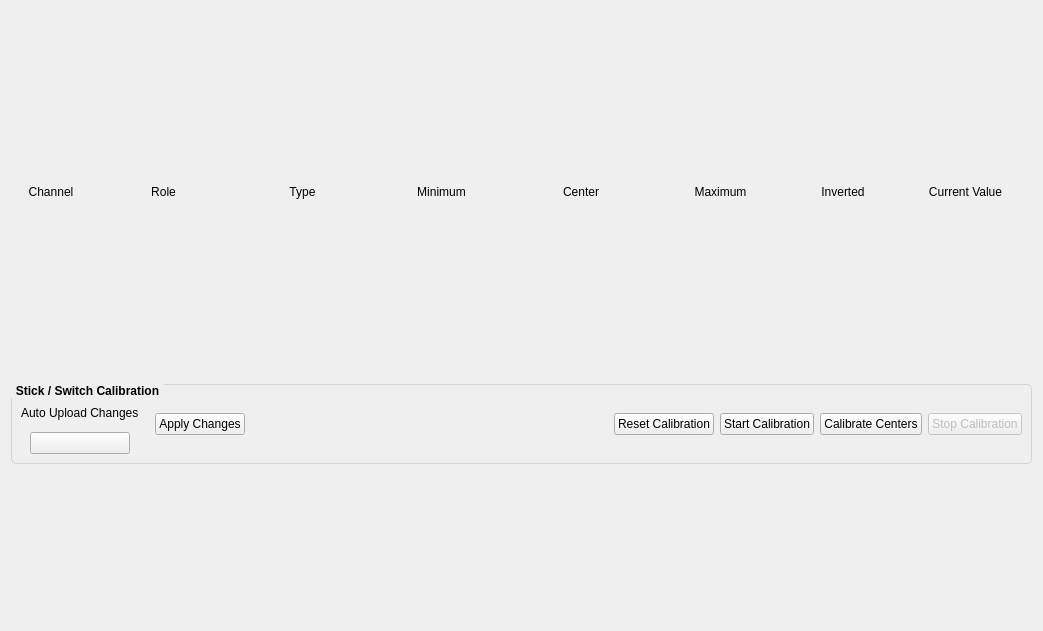
Qt form ui_rc_input.ui (korken89/kfly_gui) before a commit.
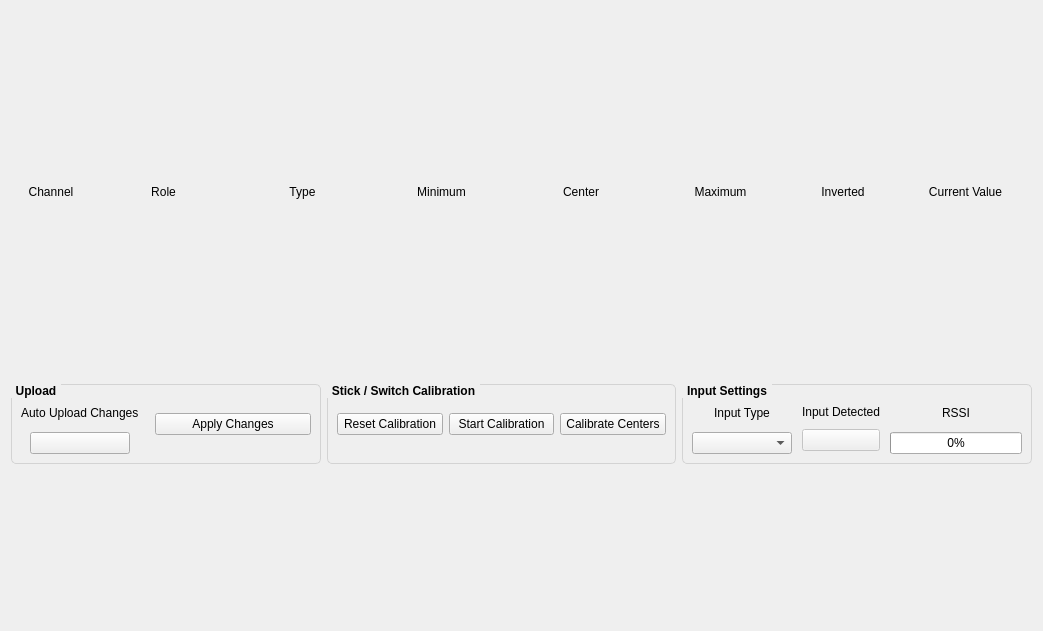
The same form after that commit. Custom widgets are drawn as their Qt base class.

Commit message: Fixes with input/output

```diff
--- a/ui_rc_input.ui
+++ b/ui_rc_input.ui
@@ -213,16 +213,18 @@
     <layout class="QVBoxLayout" name="layoutChannels"/>
    </item>
    <item>
-    <widget class="QGroupBox" name="groupBox">
-     <property name="sizePolicy">
-      <sizepolicy hsizetype="Preferred" vsizetype="Minimum">
-       <horstretch>0</horstretch>
-       <verstretch>0</verstretch>
-      </sizepolicy>
+    <layout class="QHBoxLayout" name="horizontalLayout_4">
+     <item>
+      <widget class="QGroupBox" name="groupBox_3">
+       <property name="minimumSize">
+        <size>
+         <width>280</width>
+         <height>0</height>
+        </size>
      </property>
      <property name="maximumSize">
       <size>
-       <width>16777215</width>
+         <width>310</width>
        <height>80</height>
       </size>
      </property>
@@ -246,9 +248,9 @@
 }</string>
      </property>
      <property name="title">
-      <string>Stick / Switch Calibration</string>
-     </property>
-     <layout class="QHBoxLayout" name="horizontalLayout_2">
+        <string>Upload</string>
+       </property>
+       <layout class="QHBoxLayout" name="horizontalLayout_6">
       <item>
        <layout class="QVBoxLayout" name="verticalLayout_2">
         <property name="spacing">
@@ -290,19 +292,46 @@
         </property>
        </widget>
       </item>
+       </layout>
+      </widget>
+     </item>
       <item>
-       <spacer name="horizontalSpacer">
-        <property name="orientation">
-         <enum>Qt::Horizontal</enum>
-        </property>
-        <property name="sizeHint" stdset="0">
+      <widget class="QGroupBox" name="groupBox">
+       <property name="sizePolicy">
+        <sizepolicy hsizetype="Preferred" vsizetype="Minimum">
+         <horstretch>0</horstretch>
+         <verstretch>0</verstretch>
+        </sizepolicy>
+       </property>
+       <property name="maximumSize">
          <size>
-          <width>40</width>
-          <height>20</height>
-         </size>
-        </property>
-       </spacer>
-      </item>
+         <width>16777215</width>
+         <height>80</height>
+        </size>
+       </property>
+       <property name="font">
+        <font>
+         <weight>75</weight>
+         <bold>true</bold>
+        </font>
+       </property>
+       <property name="styleSheet">
+        <string notr="true">QGroupBox { 
+  border: 1px solid lightgray; 
+  border-radius: 5px;
+  margin-top: 1ex;
+}
+
+QGroupBox::title {
+    subcontrol-origin: margin;
+    subcontrol-position: top left;
+    padding: 0 3px;
+}</string>
+       </property>
+       <property name="title">
+        <string>Stick / Switch Calibration</string>
+       </property>
+       <layout class="QHBoxLayout" name="horizontalLayout_2">
       <item>
        <widget class="QPushButton" name="buttonResetCal">
         <property name="text">
@@ -324,18 +353,138 @@
         </property>
        </widget>
       </item>
+       </layout>
+      </widget>
+     </item>
       <item>
-       <widget class="QPushButton" name="buttonStopCal">
+      <widget class="QGroupBox" name="groupBox_2">
+       <property name="minimumSize">
+        <size>
+         <width>0</width>
+         <height>0</height>
+        </size>
+       </property>
+       <property name="maximumSize">
+        <size>
+         <width>350</width>
+         <height>80</height>
+        </size>
+       </property>
+       <property name="font">
+        <font>
+         <weight>75</weight>
+         <bold>true</bold>
+        </font>
+       </property>
+       <property name="styleSheet">
+        <string notr="true">QGroupBox { 
+  border: 1px solid lightgray; 
+  border-radius: 5px;
+  margin-top: 1ex;
+}
+
+QGroupBox::title {
+    subcontrol-origin: margin;
+    subcontrol-position: top left;
+    padding: 0 3px;
+}</string>
+       </property>
+       <property name="title">
+        <string>Input Settings</string>
+       </property>
+       <layout class="QVBoxLayout" name="verticalLayout_3">
+        <item>
+         <layout class="QHBoxLayout" name="horizontalLayout_5">
+          <property name="spacing">
+           <number>10</number>
+          </property>
+          <item>
+           <layout class="QVBoxLayout" name="verticalLayout_4">
+            <property name="spacing">
+             <number>0</number>
+            </property>
+            <item>
+             <widget class="QLabel" name="label_10">
+              <property name="text">
+               <string>Input Type</string>
+              </property>
+              <property name="alignment">
+               <set>Qt::AlignCenter</set>
+              </property>
+             </widget>
+            </item>
+            <item>
+             <widget class="QComboBox" name="boxInputType">
+              <property name="minimumSize">
+               <size>
+                <width>100</width>
+                <height>0</height>
+               </size>
+              </property>
+             </widget>
+            </item>
+           </layout>
+          </item>
+          <item>
+           <layout class="QVBoxLayout" name="verticalLayout_5">
+            <property name="spacing">
+             <number>0</number>
+            </property>
+            <property name="bottomMargin">
+             <number>3</number>
+            </property>
+            <item>
+             <widget class="QLabel" name="label_11">
+              <property name="text">
+               <string>Input Detected</string>
+              </property>
+              <property name="alignment">
+               <set>Qt::AlignCenter</set>
+              </property>
+             </widget>
+            </item>
+            <item>
+             <widget class="sliderbox" name="buttonInputDetected">
         <property name="enabled">
          <bool>false</bool>
         </property>
         <property name="text">
-         <string>Stop Calibration</string>
+               <string/>
         </property>
        </widget>
       </item>
      </layout>
-    </widget>
+          </item>
+          <item>
+           <layout class="QVBoxLayout" name="verticalLayout_6">
+            <property name="spacing">
+             <number>0</number>
+            </property>
+            <item>
+             <widget class="QLabel" name="label_12">
+              <property name="text">
+               <string>RSSI</string>
+              </property>
+              <property name="alignment">
+               <set>Qt::AlignCenter</set>
+              </property>
+             </widget>
+            </item>
+            <item>
+             <widget class="QProgressBar" name="progressBar">
+              <property name="value">
+               <number>0</number>
+              </property>
+             </widget>
+            </item>
+           </layout>
+          </item>
+         </layout>
+        </item>
+       </layout>
+      </widget>
+     </item>
+    </layout>
    </item>
   </layout>
  </widget>
```
Left out of the diff: 2 changed lines with no effect on the pictures. Lines whose indentation alone changed are shown as unchanged. The commit also changes 5 other files.
